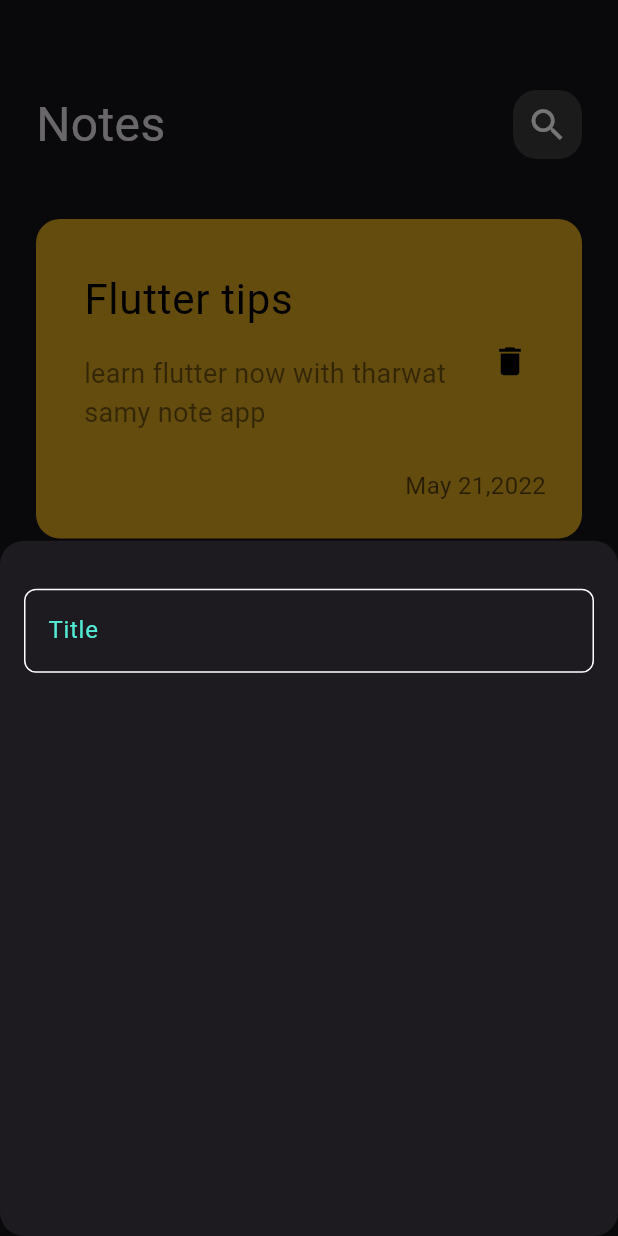
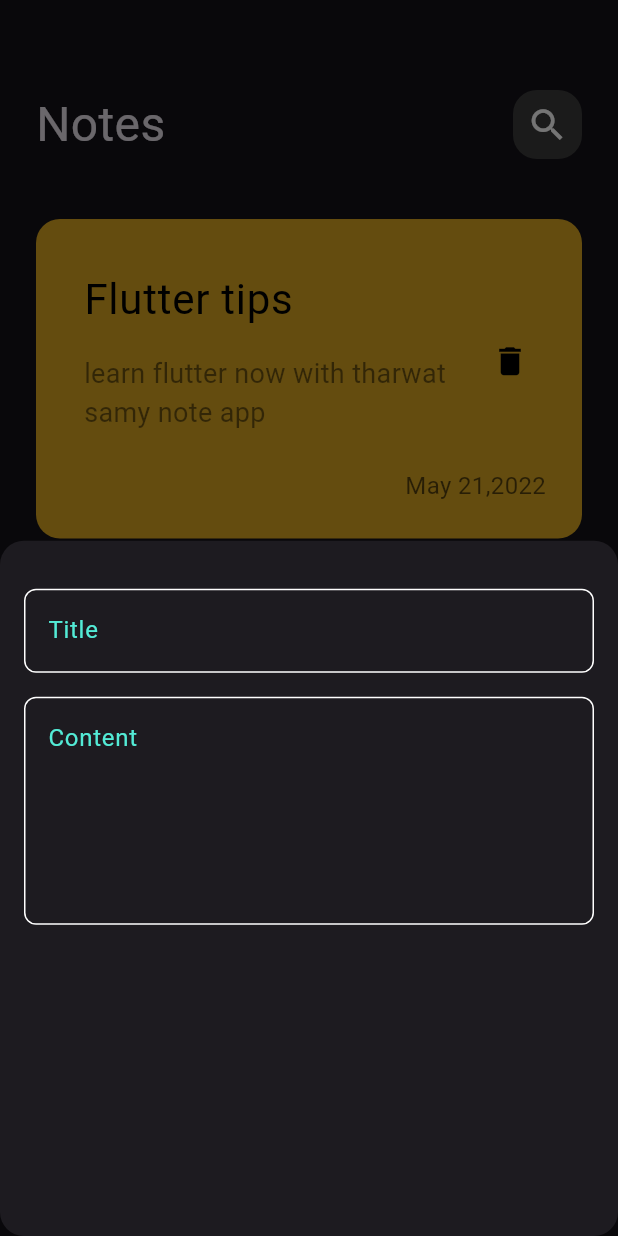
Before and after one commit to Elhadedy36/notes_app, a Flutter app: the screen it shows after launch, after a tap on the "add" icon, on a phone screen of 412 x 824 dp. Run offline on Flutter 3.47's test engine with Material 3 defaults, Android fonts, the phone set to English and light mode, and no system bars; Roboto replaces fonts that are missing (assets/fonts/Poppins-Regular.ttf).

Commit message:
Add fields to note button sheet

```diff
--- a/lib/Widgets/Add_notes_buttonSheet.dart
+++ b/lib/Widgets/Add_notes_buttonSheet.dart
@@ -11,7 +11,9 @@ class AddNoteButtonSheet extends StatelessWidget {
       child: Column(
         children: [
           SizedBox(height: 32  ,),
-          CustomTextField(),
+          CustomTextField(hint: 'Title'),
+          SizedBox(height: 16,),
+          CustomTextField(hint: 'Content',maxlines: 5,)
         ],
       ),
     );
--- a/lib/Widgets/CustomTextField.dart
+++ b/lib/Widgets/CustomTextField.dart
@@ -2,14 +2,17 @@ import 'package:flutter/material.dart';
 import 'package:notes_app/constants.dart';
 
 class CustomTextField extends StatelessWidget {
-  const CustomTextField({super.key});
-
+  const CustomTextField({super.key, required this.hint,  this.maxlines=1});
+final String hint;
+final int maxlines;
   @override
   Widget build(BuildContext context) {
     return TextField(
       cursorColor: Kprimarycolor,
+      maxLines: maxlines,
       decoration: InputDecoration(
-        hintText: 'Title',
+
+        hintText: hint,
         hintStyle: TextStyle(color: Kprimarycolor),
         enabledBorder: buildBorder(),
         border: buildBorder(),
```
